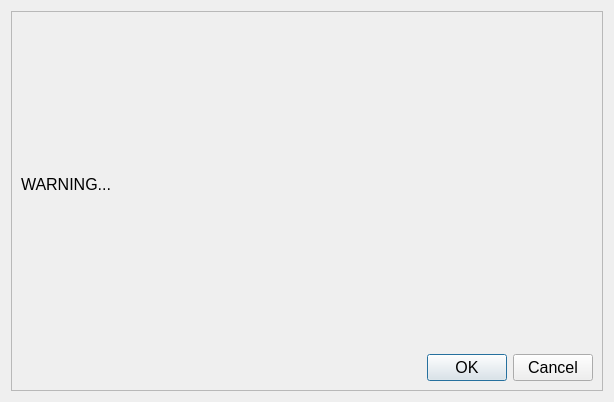
Llamero/Four_Channel_MHz_LED_Driver, file Software/Message_GUI.ui: the form before one commit.
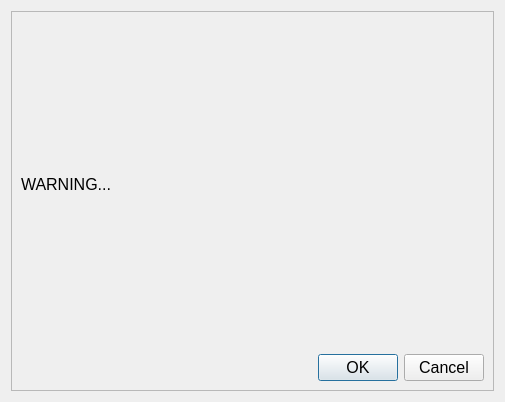
The form after the commit.

Commit message: Added confocal sync to user interface

What changed in the file:
```diff
--- a/Software/Message_GUI.ui
+++ b/Software/Message_GUI.ui
@@ -6,7 +6,7 @@
    <rect>
     <x>0</x>
     <y>0</y>
-    <width>614</width>
+    <width>505</width>
     <height>402</height>
    </rect>
   </property>
@@ -29,7 +29,7 @@
        <rect>
         <x>0</x>
         <y>0</y>
-        <width>594</width>
+        <width>485</width>
         <height>382</height>
        </rect>
       </property>
```
The commit also changes 6 other files.
